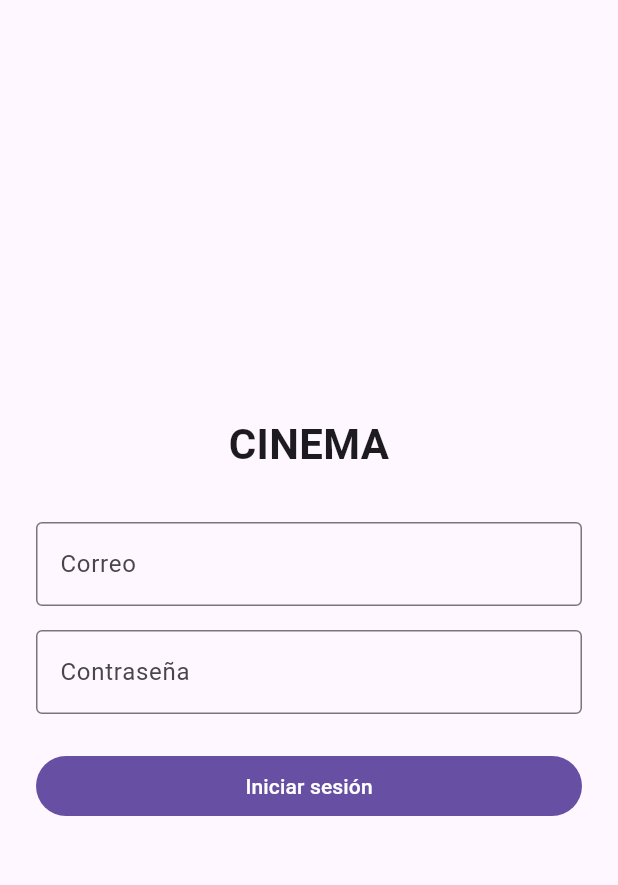
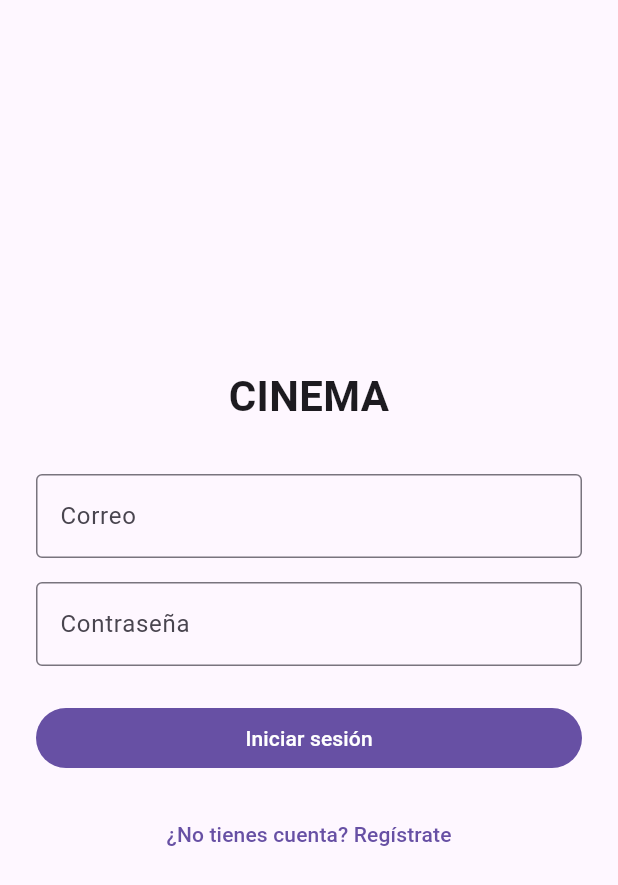
Before and after one commit to BrionesAngel/Movie-Reservation-System, a Flutter app: the screen it shows after launch, on a phone screen of 412 x 824 dp. Shown: the top 885 px of the screen. Run offline on Flutter 3.47's test engine with Material 3 defaults, Android fonts, the phone set to English and light mode, and no system bars; our stand-ins replace dio, flutter_riverpod, flutter_secure_storage, go_router.

Commit message:
feat: wire login screen and main app to router

```diff
--- a/mobile/lib/features/auth/screens/login_screen.dart
+++ b/mobile/lib/features/auth/screens/login_screen.dart
@@ -1,5 +1,6 @@
 import 'package:flutter/material.dart';
 import 'package:flutter_riverpod/flutter_riverpod.dart';
+import 'package:go_router/go_router.dart';
 import 'package:mobile/core/auth/auth_state_provider.dart';
 import 'package:mobile/features/auth/models/login_request.dart';
 import 'package:mobile/features/auth/providers/auth_service_provider.dart';
@@ -109,6 +110,13 @@ class _LoginScreenState extends ConsumerState<LoginScreen> {
                           )
                         : const Text('Iniciar sesión'),
                   ),
+                  const SizedBox(height: 16),
+                  TextButton(
+                    onPressed: () {
+                      context.go('/register');
+                    },
+                    child: const Text('¿No tienes cuenta? Regístrate'),
+                  ),
                 ],
               ),
             ),
--- a/mobile/lib/main.dart
+++ b/mobile/lib/main.dart
@@ -1,9 +1,7 @@
 import 'package:flutter/material.dart';
 import 'package:flutter_riverpod/flutter_riverpod.dart';
-import 'package:mobile/core/auth/auth_state.dart';
-import 'package:mobile/core/auth/auth_state_provider.dart';
-import 'package:mobile/core/screens/splash_screen.dart';
-import 'package:mobile/features/auth/screens/login_screen.dart';
+import 'package:mobile/core/router/router_provider.dart';
+import 'package:mobile/test_screen.dart';
 
 void main() {
   runApp(const ProviderScope(child: MyApp()));
@@ -14,17 +12,9 @@ class MyApp extends ConsumerWidget {
 
   @override
   Widget build(BuildContext context, WidgetRef ref) {
-    final authState = ref.watch(authStateProvider);
+    final router = ref.watch(routerProvider);
 
-    return MaterialApp(
-      home: authState.when(
-        data: (state) => state == AuthState.authenticated
-            ? const MainScreen()
-            : const LoginScreen(),
-        loading: () => const SplashScreen(),
-        error: (e, st) => const LoginScreen(),
-      ),
-    );
+    return MaterialApp.router(routerConfig: router);
   }
 }
 
@@ -42,6 +32,7 @@ class _MainScreenState extends State<MainScreen> {
     Text('Movies'),
     Text('Showtimes'),
     Text('My Reservations'),
+    TestScreen(),
   ];
   @override
   Widget build(BuildContext context) {
@@ -76,6 +67,7 @@ class _MainScreenState extends State<MainScreen> {
             icon: Icon(Icons.confirmation_number_rounded),
             label: 'Reservations',
           ),
+          NavigationDestination(icon: Icon(Icons.bug_report), label: 'Test'),
         ],
       ),
     );
```
